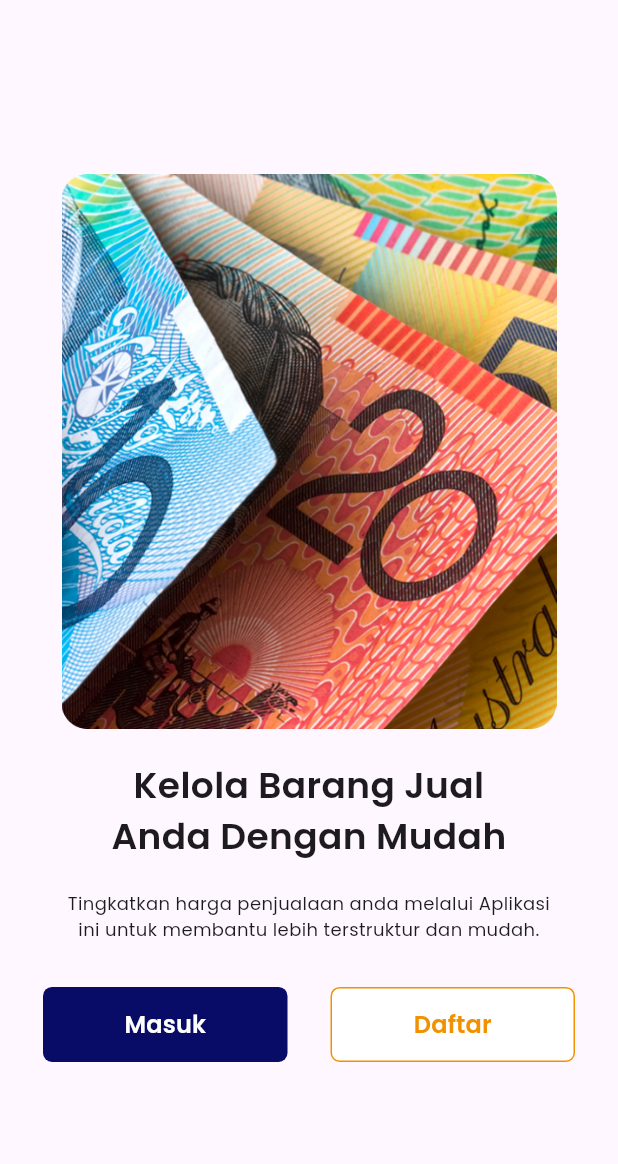
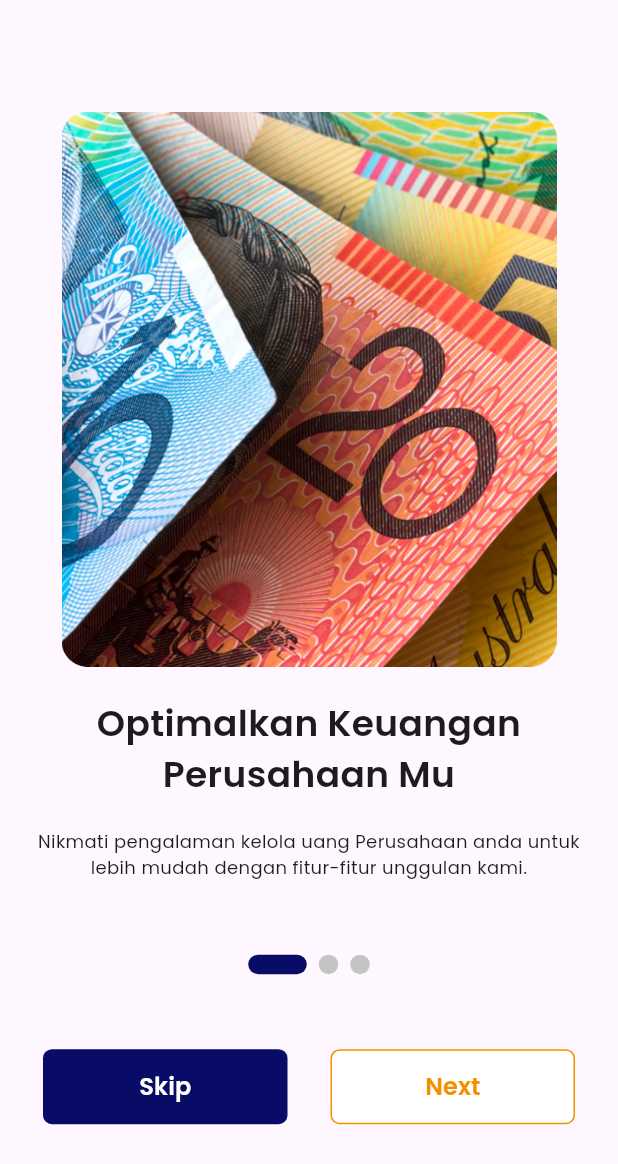
Before and after one commit to cuatiawww/hpp_project, a Flutter app: the screen it shows after launch, on a phone screen of 412 x 824 dp. Shown: the top 1164 px of the screen. Run offline on Flutter 3.47's test engine with Material 3 defaults, Android fonts, the phone set to English and light mode, and no system bars; drawn by our look-alikes of smooth_page_indicator; our stand-ins replace cloud_firestore, firebase_auth, firebase_core, flutter_form_builder, flutter_svg, fluttertoast and 7 more; missing offline and left inert: universal_html; accounts and stored records are empty.

Commit message:
Add onboarding slider

```diff
--- /dev/null
+++ b/lib/Onboarding/onboarding_info.dart
@@ -0,0 +1,7 @@
+class OnboardingInfo {
+  final String title;
+  final String description;
+  final String image;
+
+  OnboardingInfo({required this.title, required this.description, required this.image});
+}
--- /dev/null
+++ b/lib/Onboarding/onboarding_items.dart
@@ -0,0 +1,21 @@
+import 'package:hpp_project/Onboarding/onboarding_info.dart';
+
+class OnboardingItems {
+  List<OnboardingInfo> items = [
+    OnboardingInfo(
+      title: "Optimalkan Keuangan Perusahaan Mu",
+      description: "Nikmati pengalaman kelola uang Perusahaan anda untuk lebih mudah dengan fitur-fitur unggulan kami.",
+      image: "assets/images/splash.png"
+      ),
+
+    OnboardingInfo(
+      title: "Pantau Laporan HPP\nPerusahaan Anda",
+      description: "Anda dapat melihat perkembangan dari perhitungan HPP anda di aplikasi untuk Perusahaan Dagang atau Perusahaan Manufaktur.",
+      image: "assets/images/splash.png"),
+
+    OnboardingInfo(
+      title: "Kelola Barang Jual Anda\nDengan Mudah",
+      description: "Tingkatkan harga penjualaan anda melalui Aplikasi ini untuk membantu lebih terstruktur dan mudah.",
+      image: "assets/images/splash.png"),
+  ];
+}
--- /dev/null
+++ b/lib/Onboarding/onboarding_view.dart
@@ -0,0 +1,204 @@
+import 'package:flutter/material.dart';
+import 'package:get/get.dart';
+import 'package:hpp_project/Onboarding/onboarding_items.dart';
+import 'package:hpp_project/auth/regist_page.dart';
+import 'package:hpp_project/auth/login.dart';
+import 'package:path/path.dart';
+import 'package:smooth_page_indicator/smooth_page_indicator.dart';
+
+class OnboardingView extends StatefulWidget {
+  const OnboardingView({super.key});
+
+  @override
+  State<OnboardingView> createState() => _OnboardingViewState();
+}
+
+class _OnboardingViewState extends State<OnboardingView> {
+  final controller = OnboardingItems();
+  final pageController = PageController();
+
+  bool isLastPage = false;
+  int currentIndex = 0;
+
+  @override
+
+  Widget build(BuildContext context) {
+    return Scaffold(
+      body: Container(
+        child: PageView.builder(
+          itemCount: controller.items.length,
+          onPageChanged: (index) => setState(() => isLastPage = controller.items.length - 1 == index),
+          controller: pageController,
+          itemBuilder: (context, index) {
+            return Column(
+            crossAxisAlignment: CrossAxisAlignment.center,
+            mainAxisAlignment: MainAxisAlignment.center,
+            children: [
+              Image.asset(
+                controller.items[index].image,
+                width: 330,
+              ),
+              SizedBox(height: 20),
+              Text(
+                controller.items[index].title,
+                style: TextStyle(
+                  fontSize: 24,
+                  fontWeight: FontWeight.w600,
+                  fontFamily: 'Poppins',
+                ),
+                textAlign: TextAlign.center,
+              ),
+              SizedBox(height: 20),
+              Padding(
+                padding: EdgeInsets.symmetric(
+                  horizontal: 16,
+                ),
+                child: Text(
+                  controller.items[index].description,
+                  style: TextStyle(
+                    fontSize: 12,
+                    fontWeight: FontWeight.w500,
+                    fontFamily: 'Poppins',
+                  ),
+                  textAlign: TextAlign.center,
+                ),
+              ),
+              SizedBox(height: 50),
+              Container(
+                child: Row(
+                  mainAxisAlignment: MainAxisAlignment.center,
+                  children: [
+                    SmoothPageIndicator(
+                      controller: pageController,
+                      count: controller.items.length,
+                      onDotClicked: (page) => pageController.animateToPage(page, duration: Duration(milliseconds: 600), curve: Curves.easeInOut),
+                      effect: ExpandingDotsEffect(
+                        dotHeight: 13,
+                        dotWidth: 13,
+                        activeDotColor: Color(0xff080C67),
+                        dotColor: Color(0xffC4C4C4),
+                      ),
+                    ),
+                  ]
+                ),
+              ),
+              SizedBox(height: 50),
+              isLastPage? getStarted() : Row(
+                mainAxisAlignment: MainAxisAlignment.spaceEvenly,
+                children: <Widget>[
+                  Container(
+                    width: 163,
+                    height: 50,
+                    child: TextButton(
+                      style: TextButton.styleFrom(
+                        backgroundColor: Color(0xff080C67),
+                        shape: RoundedRectangleBorder(
+                        borderRadius: BorderRadius.circular(6),
+                        ),
+                      ),
+                      onPressed: () {
+                        pageController.jumpToPage(controller.items.length - 1);
+                      },
+                      child: Text(
+                        "Skip",
+                        style: TextStyle(
+                          color: Color(0xffffffff),
+                          fontSize: 16,
+                          fontWeight: FontWeight.w600,
+                          fontFamily: 'Poppins',
+                        ),
+                      ),
+                    ),
+                  ),
+                  Container(
+                    width: 163,
+                    height: 50,
+                    child: TextButton(
+                      style: TextButton.styleFrom(
+                        backgroundColor: Color(0xffffffff),
+                        shape: RoundedRectangleBorder(
+                        borderRadius: BorderRadius.circular(6),
+                        side: BorderSide(color: Color(0xffF29100)),
+                        ),
+                      ),
+                      onPressed: () {
+                        pageController.nextPage(duration: Duration(milliseconds: 500), curve: Curves.easeIn);
+                      },
+                      child: Text(
+                        "Next",
+                        style: TextStyle(
+                          color: Color(0xffF29100),
+                          fontSize: 16,
+                          fontWeight: FontWeight.w600,
+                          fontFamily: 'Poppins',
+                        ),
+                      ),
+                    ),
+                  ),
+                ],
+              ),
+            ],
+          );
+          }
+        ),
+      ),
+    );
+  }
+
+  Widget getStarted() {
+    return Row(
+      mainAxisAlignment: MainAxisAlignment.spaceEvenly,
+      children: <Widget>[
+        Container(
+          width: 163,
+          height: 50,
+          child: TextButton(
+            style: TextButton.styleFrom(
+              backgroundColor: Color(0xff080C67),
+              shape: RoundedRectangleBorder(
+              borderRadius: BorderRadius.circular(6),
+              ),
+            ),
+            onPressed: () {
+              Get.toNamed('/login');
+            },
+            child: Text(
+              "Masuk",
+              style: TextStyle(
+                color: Color(0xffffffff),
+                fontSize: 16,
+                fontWeight: FontWeight.w600,
+                fontFamily: 'Poppins',
+              ),
+            ),
+          ),
+        ),
+        Container(
+          width: 163,
+          height: 50,
+          child: TextButton(
+            style: TextButton.styleFrom(
+              backgroundColor: Color(0xffffffff),
+              shape: RoundedRectangleBorder(
+              borderRadius: BorderRadius.circular(6),
+              side: BorderSide(color: Color(0xffF29100)),
+              ),
+            ),
+            onPressed: () {
+              Get.toNamed('/regist');
+            },
+            child: Text(
+              "Daftar",
+              style: TextStyle(
+                color: Color(0xffF29100),
+                fontSize: 16,
+                fontWeight: FontWeight.w600,
+                fontFamily: 'Poppins',
+              ),
+            ),
+          ),
+        ),
+      ],
+    );
+  }
+}
--- a/lib/main.dart
+++ b/lib/main.dart
@@ -6,7 +6,7 @@ import 'package:get/get.dart';
 import 'package:hpp_project/pages/home_page.dart';
 import 'package:hpp_project/pages/input_pers_awal.dart';
 import 'package:hpp_project/pages/pers_awal.dart';
-import 'package:hpp_project/pages/splash_view.dart';
+import 'package:hpp_project/Onboarding/onboarding_view.dart';
 import 'package:hpp_project/pages/hpp_calculation_page.dart';
 
 import 'package:hpp_project/routes/routes.dart';
@@ -50,9 +50,9 @@ class MyApp extends StatelessWidget {
               colorScheme: ColorScheme.fromSeed(seedColor: Colors.deepPurple),
               useMaterial3: true,
             ),
-            initialRoute: snapshot.data != null ? Routes.home : Routes.splash,
+            initialRoute: snapshot.data != null ? Routes.home : Routes.onboarding,
             getPages: [
-              GetPage(name: Routes.splash, page: () => SplashView()),
+              GetPage(name: Routes.onboarding, page: () => OnboardingView()),
               GetPage(name: Routes.login, page: () => LoginPage()),
               GetPage(name: Routes.regist, page: () => RegistPage()),
               GetPage(name: Routes.forgot, page: () => ForgotPage()),
@@ -63,7 +63,7 @@ class MyApp extends StatelessWidget {
               GetPage(name: Routes.inputPersAwal, page: () => InputPersAwal()),
               GetPage(name: Routes.persAwal, page: () => PersAwal()),
             ],
-            // home: snapshot.data != null ? HomePage() : SplashView(),
+            // home: snapshot.data != null ? HomePage() : onboardingView(),
           );
         }
         return LoadingView();
--- a/lib/pages/splash_view.dart
+++ /dev/null
@@ -1,105 +0,0 @@
-import 'package:flutter/material.dart';
-import 'package:hpp_project/auth/regist_page.dart';
-import 'package:hpp_project/auth/login.dart';
-
-class SplashView extends StatelessWidget {
-  const SplashView({super.key});
-
-  @override
-  Widget build(BuildContext context) {
-    return Scaffold(
-      body: SafeArea(
-        child: Column(
-          crossAxisAlignment: CrossAxisAlignment.center,
-          mainAxisAlignment: MainAxisAlignment.center,
-          children: [
-            Image.asset(
-              'assets/images/splash.png',
-              width: 330,
-            ),
-            SizedBox(height: 20),
-            Text(
-              'Kelola Barang Jual\nAnda Dengan Mudah',
-              style: TextStyle(
-                fontSize: 24,
-                fontWeight: FontWeight.w600,
-                fontFamily: 'Poppins',
-              ),
-              textAlign: TextAlign.center,
-            ),
-            SizedBox(height: 20),
-            Padding(
-              padding: EdgeInsets.symmetric(
-                horizontal: 16,
-              ),
-              child: Text(
-                'Tingkatkan harga penjualaan anda melalui Aplikasi\nini untuk membantu lebih terstruktur dan mudah.',
-                style: TextStyle(
-                  fontSize: 12,
-                  fontWeight: FontWeight.w500,
-                  fontFamily: 'Poppins',
-                ),
-                textAlign: TextAlign.center,
-              ),
-            ),
-            SizedBox(height: 30),
-            Row(
-              mainAxisAlignment: MainAxisAlignment.spaceEvenly,
-              children: <Widget>[
-                Container(
-                  width: 163,
-                  height: 50,
-                  child: TextButton(
-                    style: TextButton.styleFrom(
-                      backgroundColor: Color(0xff080C67),
-                      shape: RoundedRectangleBorder(
-                      borderRadius: BorderRadius.circular(6),
-                      ),
-                    ),
-                    onPressed: () {
-                      Navigator.pushReplacement(context, MaterialPageRoute(builder: (context) => LoginPage()));
-                    },
-                    child: Text(
-                      "Masuk",
-                      style: TextStyle(
-                        color: Color(0xffffffff),
-                        fontSize: 16,
-                        fontWeight: FontWeight.w600,
-                        fontFamily: 'Poppins',
-                      ),
-                    ),
-                  ),
-                ),
-                Container(
-                  width: 163,
-                  height: 50,
-                  child: TextButton(
-                    style: TextButton.styleFrom(
-                      backgroundColor: Color(0xffffffff),
-                      shape: RoundedRectangleBorder(
-                      borderRadius: BorderRadius.circular(6),
-                      side: BorderSide(color: Color(0xffF29100)),
-                      ),
-                    ),
-                    onPressed: () {
-                      Navigator.pushReplacement(context, MaterialPageRoute(builder: (context) => RegistPage()));
-                    },
-                    child: Text(
-                      "Daftar",
-                      style: TextStyle(
-                        color: Color(0xffF29100),
-                        fontSize: 16,
-                        fontWeight: FontWeight.w600,
-                        fontFamily: 'Poppins',
-                      ),
-                    ),
-                  ),
-                ),
-              ],
-            ),
-          ],
-        ),
-      ),
-    );
-  }
-}
--- a/lib/routes/routes.dart
+++ b/lib/routes/routes.dart
@@ -2,7 +2,7 @@
 class Routes {
   // Jika ingin pindah halaman:
   // initialRoute: Routes.splash,
-  static const String splash = '/splash';
+  static const String onboarding = '/onboarding';
   static const String login = '/login';
   static const String regist = '/regist';
   static const String forgot = '/forgot';
--- a/pubspec.yaml
+++ b/pubspec.yaml
@@ -56,6 +56,7 @@ dependencies:
   firebase_auth: ^5.2.1
   firebase_storage: ^12.3.0
   universal_html: ^2.2.4
+  smooth_page_indicator: ^1.2.0+3
 
 
 
```
Also changed, not shown: pubspec.lock.
